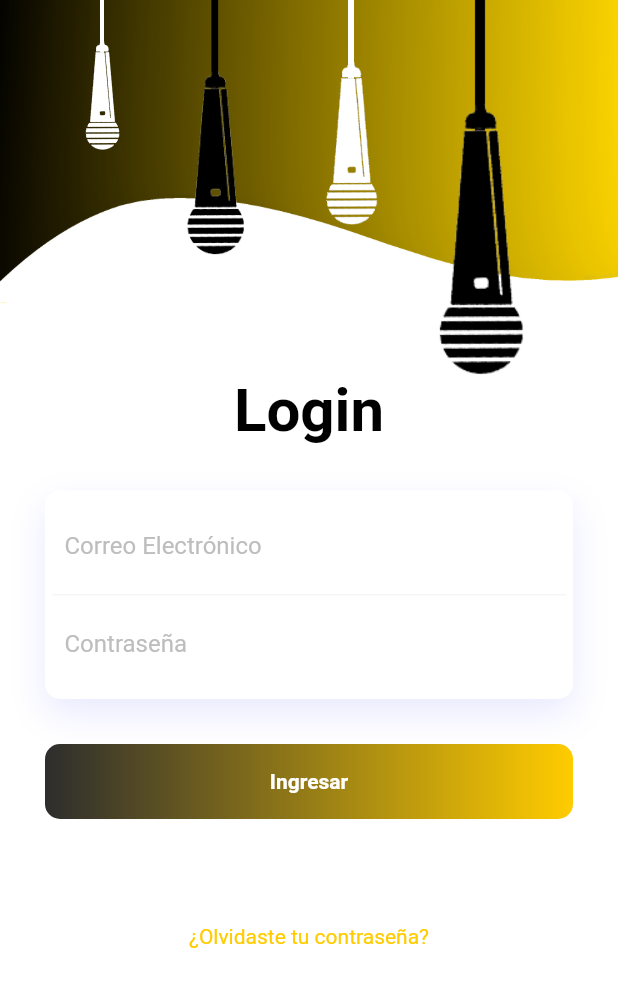
After one commit to luisyozil/Proyecto_Ubicua, a Flutter app: the Login screen opened directly, on a phone screen of 412 x 824 dp. The commit adds this screen. Shown: the top 987 px of the screen. Run offline on Flutter 3.47's test engine with Material 2 defaults, Android fonts, the phone set to English and light mode, and no system bars; our stand-ins replace material_design_icons_flutter, simple_animations.

Commit message:
Login-v1

```diff
--- /dev/null
+++ b/lib/Pantallas/FadeAnimation.dart
@@ -0,0 +1,33 @@
+import 'package:flutter/material.dart';
+import 'package:simple_animations/simple_animations.dart';
+
+class FadeAnimation extends StatelessWidget {
+  final double delay;
+  final Widget child;
+
+  FadeAnimation(this.delay, this.child);
+
+  @override
+  Widget build(BuildContext context) {
+    final tween = MultiTrackTween([
+      Track("opacity").add(Duration(milliseconds: 500), Tween(begin: 0.0, end: 1.0)),
+      Track("translateY").add(
+          Duration(milliseconds: 500), Tween(begin: -30.0, end: 0.0),
+          curve: Curves.easeOut)
+    ]);
+
+    return ControlledAnimation(
+      delay: Duration(milliseconds: (500 * delay).round()),
+      duration: tween.duration,
+      tween: tween,
+      child: child,
+      builderWithChild: (context, child, animation) => Opacity(
+        opacity: animation["opacity"],
+        child: Transform.translate(
+            offset: Offset(0, animation["translateY"]),
+            child: child
+        ),
+      ),
+    );
+  }
+}
--- /dev/null
+++ b/lib/Pantallas/Login.dart
@@ -0,0 +1,168 @@
+import 'package:flutter/material.dart';
+import 'FadeAnimation.dart';
+
+
+void main() => runApp(
+  MaterialApp(
+    debugShowCheckedModeBanner: false,
+    home: Login(),
+  )
+);
+
+class Login extends StatelessWidget {
+  @override
+  Widget build(BuildContext context){
+    return Scaffold(
+      backgroundColor:  Colors.white,
+      body: ListView(
+        children: <Widget>[
+          Container(
+            child: Column(
+              children: <Widget>[
+                Container(
+                  height: 250,
+                  decoration: BoxDecoration(
+                      image: DecorationImage(
+                          image: AssetImage('img/Yellow2.jpg'),
+                          fit: BoxFit.fill
+                      )
+                  ),
+                  child: Stack(
+                    children: <Widget>[
+                      Positioned(
+                        left: 230,
+                        width: 250,
+                        height: 250,
+                        child: FadeAnimation(1, Container(
+                          decoration: BoxDecoration(
+                            image: DecorationImage(
+                                image: AssetImage('img/microfono.png')
+                            ),
+
+                          ),
+                        )),
+                      ),
+                      Positioned(
+                        right: 280,
+                        width: 100,
+                        height: 100,
+                        child: FadeAnimation(1, Container(
+                          decoration: BoxDecoration(
+                            image: DecorationImage(
+                                image: AssetImage('img/microfonobco.png')
+                            ),
+
+                          ),
+                        )),
+                      ),
+                      Positioned(
+                        left: 180,
+                        width: 150,
+                        height: 150,
+                        child: FadeAnimation(1, Container(
+                          decoration: BoxDecoration(
+                            image: DecorationImage(
+                                image: AssetImage('img/microfonobco.png')
+                            ),
+
+                          ),
+                        )),
+                      ),
+                      Positioned(
+                        right: 160,
+                        width: 170,
+                        height: 170,
+                        child: FadeAnimation(1, Container(
+                          decoration: BoxDecoration(
+                            image: DecorationImage(
+                                image: AssetImage('img/microfono.png')
+                            ),
+                          ),
+                        )),
+                      ),
+
+                    ],
+                  ),
+                ),
+                Center(
+                  child: Text("Login",style: TextStyle(color: Colors.black,fontSize: 40,fontWeight: FontWeight.bold),),
+                ),
+                Padding(
+                  padding: EdgeInsets.all(30.0),
+                  child: Column(
+                    children: <Widget>[
+                      FadeAnimation(1.8, Container(
+                        padding: EdgeInsets.all(5),
+                        decoration: BoxDecoration(
+                            color: Colors.white,
+                            borderRadius: BorderRadius.circular(10),
+                            boxShadow: [
+                              BoxShadow(
+                                  color: Color.fromRGBO(143, 148, 251, .2),
+                                  blurRadius: 20.0,
+                                  offset: Offset(0, 10)
+                              )
+                            ]
+                        ),
+                        child: Column(
+                          children: <Widget>[
+                            Container(
+                              padding: EdgeInsets.all(8.0),
+                              decoration: BoxDecoration(
+                                  border: Border(bottom: BorderSide(color: Colors.grey[100]))
+                              ),
+                              child: TextField(
+                                decoration: InputDecoration(
+                                    border: InputBorder.none,
+                                    hintText: "Correo Electrónico",
+                                    hintStyle: TextStyle(color: Colors.grey[400])
+                                ),
+                              ),
+                            ),
+                            Container(
+                              padding: EdgeInsets.all(8.0),
+                              child: TextField(
+                                decoration: InputDecoration(
+                                    border: InputBorder.none,
+                                    hintText: "Contraseña",
+                                    hintStyle: TextStyle(color: Colors.grey[400])
+                                ),
+                              ),
+                            )
+                          ],
+                        ),
+                      )),
+                      SizedBox(
+                        height: 30,
+                      ),
+                      FadeAnimation(2, InkWell(
+                        child: Container(
+                          height: 50,
+                          decoration: BoxDecoration(
+                              borderRadius: BorderRadius.circular(10),
+                              gradient: LinearGradient(
+                                  colors: [
+                                    Color.fromARGB(255, 45, 45, 45),
+                                    Color.fromARGB(255, 255, 204, 0),
+                                  ]
+                              )
+                          ),
+                          child: Center(
+                            child: Text("Ingresar", style: TextStyle(color: Colors.white, fontWeight: FontWeight.bold),),
+                          ),
+                        ),
+                      )
+                      ),
+                      SizedBox(height: 70,),
+                      FadeAnimation(1.5, Text("¿Olvidaste tu contraseña?", style: TextStyle(color: Color.fromARGB(255, 255, 204, 0)),)),
+                    ],
+                  ),
+                )
+              ],
+            ),
+          ),
+        ],
+      )
+    );
+  }
+}
--- a/lib/Pantallas/PantallaInicio.dart
+++ b/lib/Pantallas/PantallaInicio.dart
@@ -3,6 +3,7 @@ import 'package:material_design_icons_flutter/material_design_icons_flutter.dart
 import 'package:proyecto_ubicua/Pantallas/PantallaDetalleVenta.dart';
 import 'PantallaNotificaciones.dart';
 import 'PantallaEventos.dart';
+import 'Login.dart';
 
 void main() => runApp(MyApp());
 
```
Also changed, not shown: pubspec.yaml (+8 -0 lines), img/Yellow2.jpg (added), img/gray.jpg (added), img/microfono.png (added), img/microfonobco.png (added), img/polvoama.jpg (added), img/polvoama.png (added), img/polvoamarillo.jpg (added), img/yellow.jpg (added), pubspec.lock.
